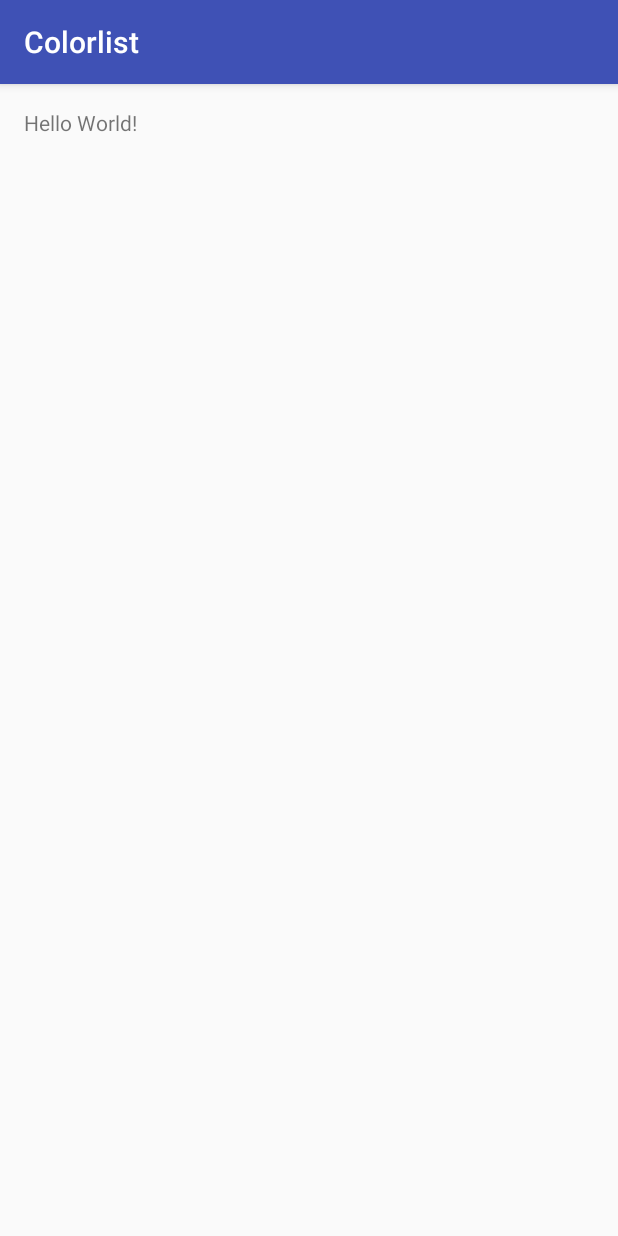
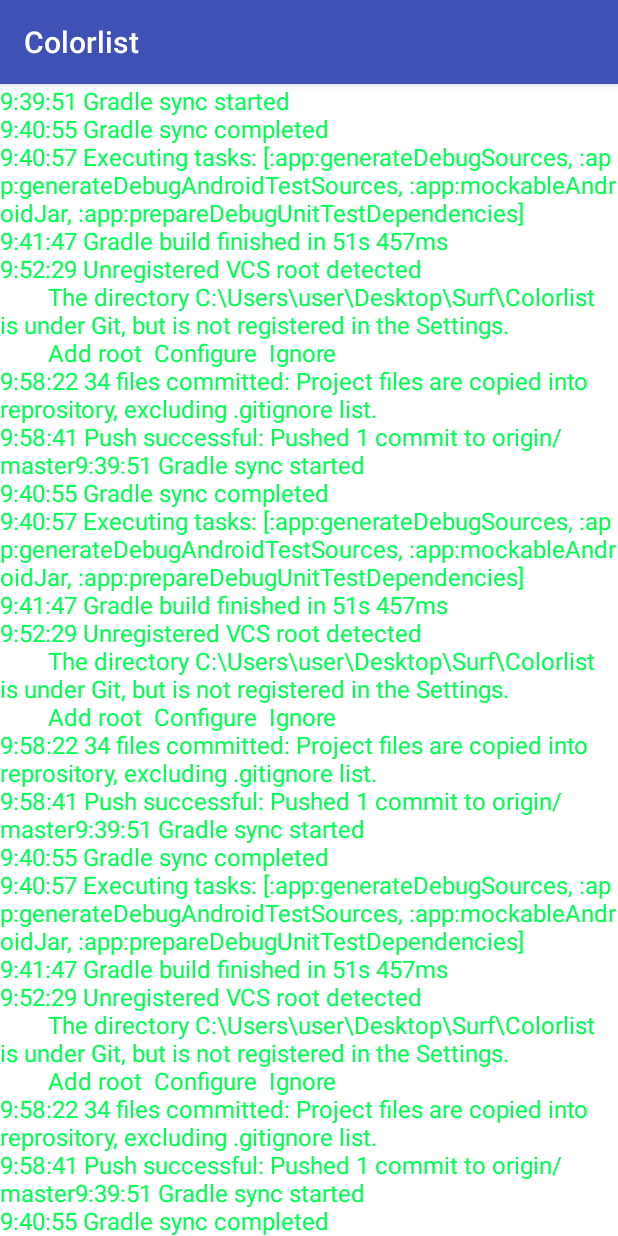
Before and after one commit to nikimakarov/Colorlist, an Android app: the screen it shows after launch (MainActivity), on a phone screen of 412 x 824 dp. Run offline under Robolectric (Android 15) with nearby library versions, the light colour scheme and no system bars.

Commit message:
Added scrolling of the text. No paddings in RelativeLayout.

```diff
--- a/app/src/main/java/ru/surf/nikita_makarov/MainActivity.java
+++ b/app/src/main/java/ru/surf/nikita_makarov/MainActivity.java
@@ -2,6 +2,7 @@ package ru.surf.nikita_makarov;
 
 import android.support.v7.app.AppCompatActivity;
 import android.os.Bundle;
+import android.widget.TextView;
 
 public class MainActivity extends AppCompatActivity {
 
@@ -9,5 +10,55 @@ public class MainActivity extends AppCompatActivity {
     protected void onCreate(Bundle savedInstanceState) {
         super.onCreate(savedInstanceState);
         setContentView(R.layout.activity_main);
+        TextView text = (TextView) findViewById(R.id.text);
+        text.setText("9:39:51 Gradle sync started\n" +
+                "9:40:55 Gradle sync completed\n" +
+                "9:40:57 Executing tasks: [:app:generateDebugSources, :app:generateDebugAndroidTestSources, :app:mockableAndroidJar, :app:prepareDebugUnitTestDependencies]\n" +
+                "9:41:47 Gradle build finished in 51s 457ms\n" +
+                "9:52:29 Unregistered VCS root detected\n" +
+                "        The directory C:\\Users\\user\\Desktop\\Surf\\Colorlist is under Git, but is not registered in the Settings.\n" +
+                "        Add root  Configure  Ignore\n" +
+                "9:58:22 34 files committed: Project files are copied into reprository, excluding .gitignore list.\n" +
+                "9:58:41 Push successful: Pushed 1 commit to origin/master" + "9:39:51 Gradle sync started\n" +
+                "9:40:55 Gradle sync completed\n" +
+                "9:40:57 Executing tasks: [:app:generateDebugSources, :app:generateDebugAndroidTestSources, :app:mockableAndroidJar, :app:prepareDebugUnitTestDependencies]\n" +
+                "9:41:47 Gradle build finished in 51s 457ms\n" +
+                "9:52:29 Unregistered VCS root detected\n" +
+                "        The directory C:\\Users\\user\\Desktop\\Surf\\Colorlist is under Git, but is not registered in the Settings.\n" +
+                "        Add root  Configure  Ignore\n" +
+                "9:58:22 34 files committed: Project files are copied into reprository, excluding .gitignore list.\n" +
+                "9:58:41 Push successful: Pushed 1 commit to origin/master" + "9:39:51 Gradle sync started\n" +
+                "9:40:55 Gradle sync completed\n" +
+                "9:40:57 Executing tasks: [:app:generateDebugSources, :app:generateDebugAndroidTestSources, :app:mockableAndroidJar, :app:prepareDebugUnitTestDependencies]\n" +
+                "9:41:47 Gradle build finished in 51s 457ms\n" +
+                "9:52:29 Unregistered VCS root detected\n" +
+                "        The directory C:\\Users\\user\\Desktop\\Surf\\Colorlist is under Git, but is not registered in the Settings.\n" +
+                "        Add root  Configure  Ignore\n" +
+                "9:58:22 34 files committed: Project files are copied into reprository, excluding .gitignore list.\n" +
+                "9:58:41 Push successful: Pushed 1 commit to origin/master" + "9:39:51 Gradle sync started\n" +
+                "9:40:55 Gradle sync completed\n" +
+                "9:40:57 Executing tasks: [:app:generateDebugSources, :app:generateDebugAndroidTestSources, :app:mockableAndroidJar, :app:prepareDebugUnitTestDependencies]\n" +
+                "9:41:47 Gradle build finished in 51s 457ms\n" +
+                "9:52:29 Unregistered VCS root detected\n" +
+                "        The directory C:\\Users\\user\\Desktop\\Surf\\Colorlist is under Git, but is not registered in the Settings.\n" +
+                "        Add root  Configure  Ignore\n" +
+                "9:58:22 34 files committed: Project files are copied into reprository, excluding .gitignore list.\n" +
+                "9:58:41 Push successful: Pushed 1 commit to origin/master" + "9:39:51 Gradle sync started\n" +
+                "9:40:55 Gradle sync completed\n" +
+                "9:40:57 Executing tasks: [:app:generateDebugSources, :app:generateDebugAndroidTestSources, :app:mockableAndroidJar, :app:prepareDebugUnitTestDependencies]\n" +
+                "9:41:47 Gradle build finished in 51s 457ms\n" +
+                "9:52:29 Unregistered VCS root detected\n" +
+                "        The directory C:\\Users\\user\\Desktop\\Surf\\Colorlist is under Git, but is not registered in the Settings.\n" +
+                "        Add root  Configure  Ignore\n" +
+                "9:58:22 34 files committed: Project files are copied into reprository, excluding .gitignore list.\n" +
+                "9:58:41 Push successful: Pushed 1 commit to origin/master" + "9:39:51 Gradle sync started\n" +
+                "9:40:55 Gradle sync completed\n" +
+                "9:40:57 Executing tasks: [:app:generateDebugSources, :app:generateDebugAndroidTestSources, :app:mockableAndroidJar, :app:prepareDebugUnitTestDependencies]\n" +
+                "9:41:47 Gradle build finished in 51s 457ms\n" +
+                "9:52:29 Unregistered VCS root detected\n" +
+                "        The directory C:\\Users\\user\\Desktop\\Surf\\Colorlist is under Git, but is not registered in the Settings.\n" +
+                "        Add root  Configure  Ignore\n" +
+                "9:58:22 34 files committed: Project files are copied into reprository, excluding .gitignore list.\n" +
+                "9:58:41 Push successful: Pushed 1 commit to origin/master");
     }
 }
--- a/app/src/main/res/layout/activity_main.xml
+++ b/app/src/main/res/layout/activity_main.xml
@@ -3,14 +3,25 @@
     xmlns:tools="http://schemas.android.com/tools"
     android:layout_width="match_parent"
     android:layout_height="match_parent"
-    android:paddingBottom="@dimen/activity_vertical_margin"
-    android:paddingLeft="@dimen/activity_horizontal_margin"
-    android:paddingRight="@dimen/activity_horizontal_margin"
-    android:paddingTop="@dimen/activity_vertical_margin"
     tools:context="ru.surf.nikita_makarov.MainActivity">
 
-    <TextView
-        android:layout_width="wrap_content"
-        android:layout_height="wrap_content"
-        android:text="Hello World!" />
+    <ScrollView
+        android:id="@+id/scroll"
+        android:layout_width="match_parent"
+        android:layout_height="match_parent">
+     <TextView
+         android:id="@+id/text"
+         android:layout_width="match_parent"
+         android:layout_height="match_parent"
+         android:textColor="#00ff51"
+         android:background="#FFFFFF"
+         android:textSize="24px"
+         android:shadowDx="0"
+         android:shadowDy="0"
+         android:shadowRadius="0"
+         android:shadowColor="#FFFFFF"
+         android:isScrollContainer="true"
+         />
+
+    </ScrollView>
 </RelativeLayout>
```
